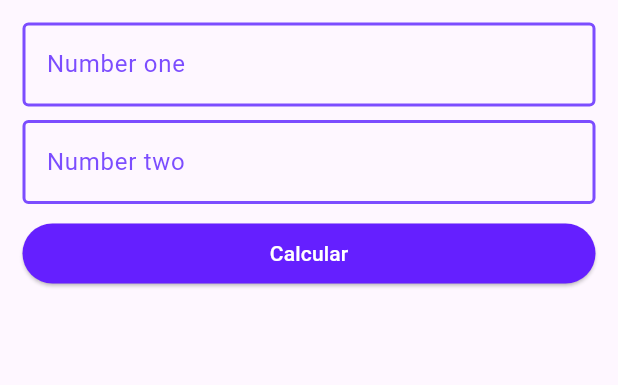
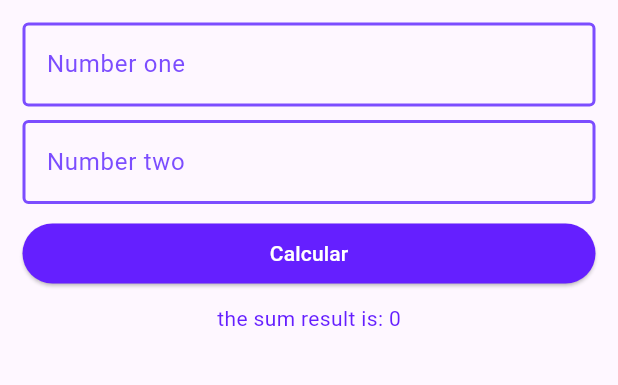
Before and after one commit to FelipeMatthew/trescon-learnings, a Flutter app: the screen it shows after launch, after a tap on "Calcular", on a phone screen of 412 x 824 dp, the part 84-469 px from its top. Run offline on Flutter 3.47's test engine with Material 3 defaults, Android fonts, the phone set to English and light mode, and no system bars.

Commit message:
Logical calculator part.

```diff
--- a/school_of_net/flutter/calculator_app/lib/main.dart
+++ b/school_of_net/flutter/calculator_app/lib/main.dart
@@ -11,10 +11,21 @@ class MyApp extends StatefulWidget {
 }
 
 class _MyAppState extends State<MyApp> {
+  String result = "Resultado da soma: ";
+  double num1 = 0.0;
+  double num2 = 0.0;
+
+  calculateValue() {
+    setState(() {
+      double cal = num1 + num2;
+      this.result = "the sum result is: ${cal.toStringAsFixed(0)}";
+    });
+  }
+
   @override
   Widget build(BuildContext context) {
     // Component
-    const numberOne = TextField(
+    TextField numberOne = TextField(
       // input type from keyboard
       keyboardType: TextInputType.number,
       style: TextStyle(color: Colors.black),
@@ -24,15 +35,14 @@ class _MyAppState extends State<MyApp> {
           color: Colors.deepPurpleAccent,
         ),
         enabledBorder: OutlineInputBorder(
-            borderSide: BorderSide(color: Colors.deepPurpleAccent, width: 2.0)
-        ),
+            borderSide: BorderSide(color: Colors.deepPurpleAccent, width: 2.0)),
         focusedBorder: OutlineInputBorder(
-            borderSide: BorderSide(color: Colors.deepPurpleAccent, width: 2.0)
-        ),
+            borderSide: BorderSide(color: Colors.deepPurpleAccent, width: 2.0)),
       ),
+      onChanged: (value) => num1 = double.parse(value),
     );
 
-    const numberTwo = TextField(
+    TextField numberTwo = TextField(
       // input type from keyboard
       keyboardType: TextInputType.number,
       style: TextStyle(color: Colors.black),
@@ -42,20 +52,26 @@ class _MyAppState extends State<MyApp> {
           color: Colors.deepPurpleAccent,
         ),
         enabledBorder: OutlineInputBorder(
-            borderSide: BorderSide(color: Colors.deepPurpleAccent, width: 2.0)
-        ),
+            borderSide: BorderSide(color: Colors.deepPurpleAccent, width: 2.0)),
         focusedBorder: OutlineInputBorder(
-            borderSide: BorderSide(color: Colors.deepPurpleAccent, width: 2.0)
-        ),
+            borderSide: BorderSide(color: Colors.deepPurpleAccent, width: 2.0)),
       ),
+      onChanged: (value) => num2 = double.parse(value),
     );
 
     ElevatedButton button = ElevatedButton(
-      onPressed: () {},
+      onPressed: calculateValue,
       child: Text('Calcular'),
       style: ElevatedButton.styleFrom(
         backgroundColor: Colors.deepPurpleAccent[400], // Cor de fundo roxo
         foregroundColor: Colors.white, // Cor do texto branco
+      ),
+    );
+
+    Text result = Text(
+      this.result,
+      style: TextStyle(
+        color: Colors.deepPurpleAccent[400],
       ),
     );
 
@@ -71,6 +87,8 @@ class _MyAppState extends State<MyApp> {
           child: button,
           width: double.infinity,
         ),
+        separator,
+        result,
       ],
     );
 
```
